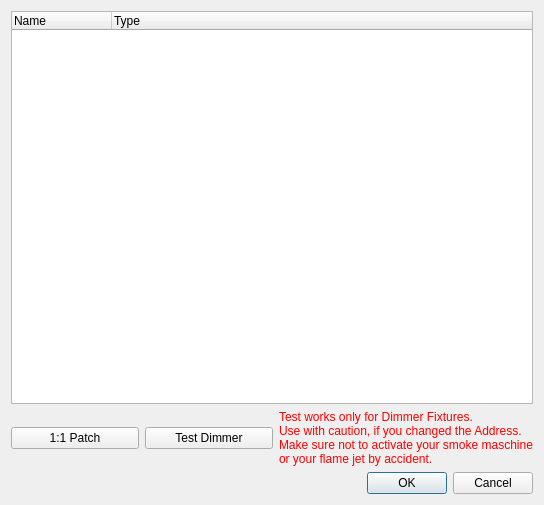
Before: the Qt Designer form ui/src/softpatcheditor.ui in mcallegari/qlcplus, drawn with Qt 5.
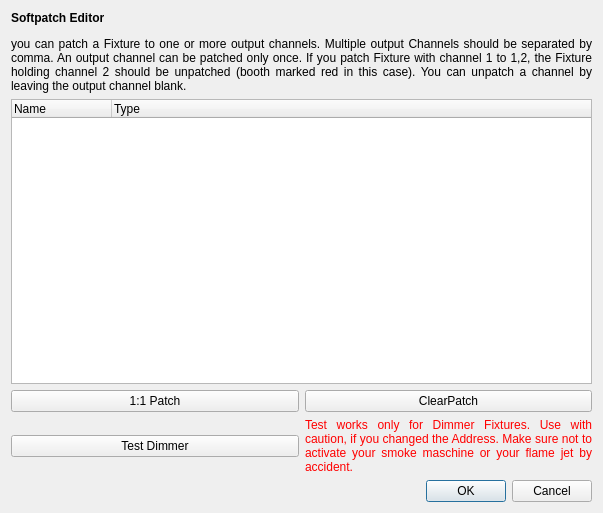
After: the same form once the commit is applied. Icons and pictures are not drawn.

Commit message: SoftpatchEditor: added button to clear patch (for Fixtures, not the hole universe)

What changed in the file:
```diff
--- a/ui/src/softpatcheditor.ui
+++ b/ui/src/softpatcheditor.ui
@@ -6,8 +6,8 @@
    <rect>
     <x>0</x>
     <y>0</y>
-    <width>544</width>
-    <height>505</height>
+    <width>603</width>
+    <height>513</height>
    </rect>
   </property>
   <property name="windowTitle">
@@ -18,6 +18,16 @@
     <normaloff>:/star.png</normaloff>:/star.png</iconset>
   </property>
   <layout class="QVBoxLayout" name="verticalLayout">
+   <item>
+    <widget class="QLabel" name="label_2">
+     <property name="text">
+      <string>&lt;html&gt;&lt;head/&gt;&lt;body&gt;&lt;p&gt;&lt;span style=&quot; font-weight:600;&quot;&gt;Softpatch Editor&lt;/span&gt;&lt;/p&gt;&lt;p align=&quot;justify&quot;&gt;you can patch a Fixture to one or more output channels. Multiple output Channels should be separated by comma. An output channel can be patched only once. If you patch Fixture with channel 1 to 1,2, the Fixture holding channel 2 should be unpatched (booth marked red in this case). You can unpatch a channel by leaving the output channel blank.&lt;/p&gt;&lt;/body&gt;&lt;/html&gt;</string>
+     </property>
+     <property name="wordWrap">
+      <bool>true</bool>
+     </property>
+    </widget>
+   </item>
    <item>
     <widget class="QTreeWidget" name="m_tree">
      <property name="alternatingRowColors">
@@ -36,7 +46,10 @@
     </widget>
    </item>
    <item>
-    <layout class="QHBoxLayout" name="horizontalLayout">
+    <layout class="QHBoxLayout" name="horizontalLayout_2">
+     <property name="sizeConstraint">
+      <enum>QLayout::SetDefaultConstraint</enum>
+     </property>
      <item>
       <widget class="QPushButton" name="m_oneToOneButton">
        <property name="text">
@@ -45,6 +58,17 @@
       </widget>
      </item>
      <item>
+      <widget class="QPushButton" name="m_clearPatchButton">
+       <property name="text">
+        <string>ClearPatch</string>
+       </property>
+      </widget>
+     </item>
+    </layout>
+   </item>
+   <item>
+    <layout class="QHBoxLayout" name="horizontalLayout">
+     <item>
       <widget class="QPushButton" name="m_testButton">
        <property name="text">
         <string>Test Dimmer</string>
@@ -56,8 +80,14 @@
        <property name="locale">
         <locale language="German" country="Germany"/>
        </property>
+       <property name="lineWidth">
+        <number>1</number>
+       </property>
        <property name="text">
-        <string>&lt;html&gt;&lt;head/&gt;&lt;body&gt;&lt;p align=&quot;justify&quot;&gt;&lt;span style=&quot; color:#ff0000;&quot;&gt;Test works only for Dimmer Fixtures.&lt;br/&gt;Use with caution, if you changed the Address.&lt;br/&gt;Make sure not to activate your smoke maschine&lt;br/&gt;or your flame jet by accident.&lt;/span&gt;&lt;/p&gt;&lt;/body&gt;&lt;/html&gt;</string>
+        <string>&lt;html&gt;&lt;head/&gt;&lt;body&gt;&lt;p align=&quot;justify&quot;&gt;&lt;span style=&quot; font-size:9pt; color:#ff0000;&quot;&gt;Test works only for Dimmer Fixtures. Use with caution, if you changed the Address. Make sure not to activate your smoke maschine or your flame jet by accident.&lt;/span&gt;&lt;/p&gt;&lt;/body&gt;&lt;/html&gt;</string>
+       </property>
+       <property name="wordWrap">
+        <bool>true</bool>
        </property>
       </widget>
      </item>
```
The commit also changes 2 other files.
